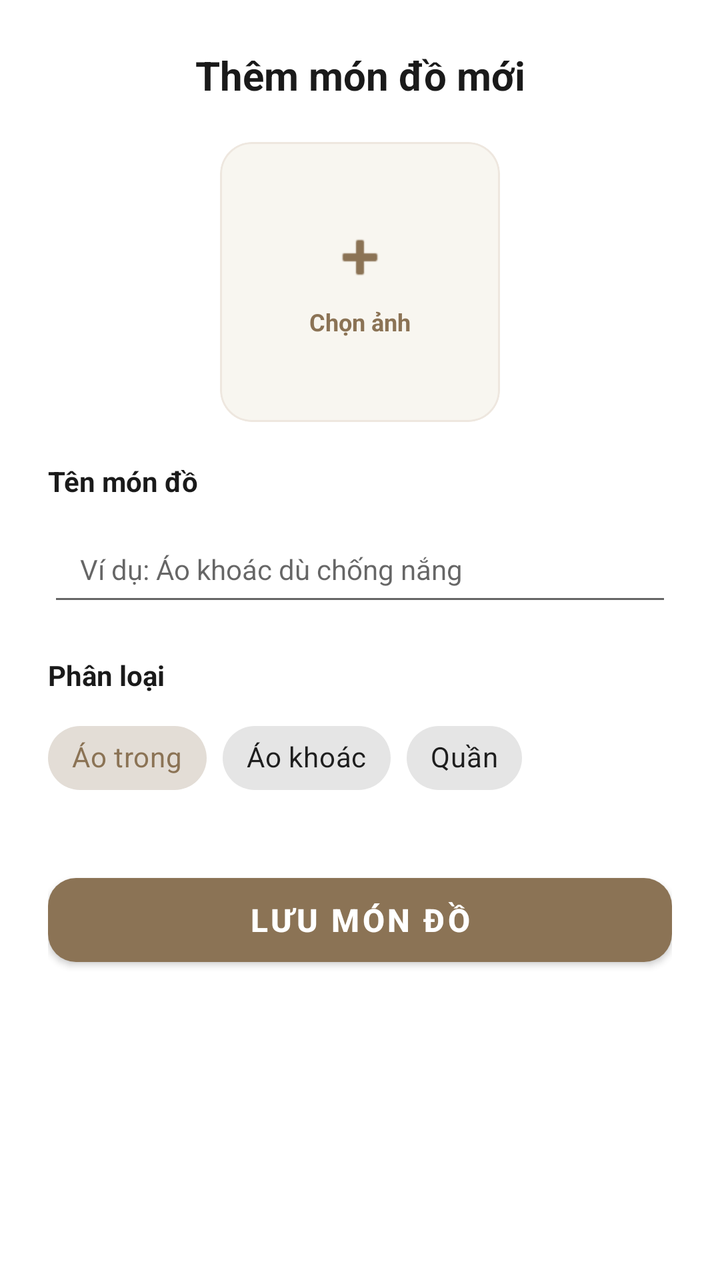
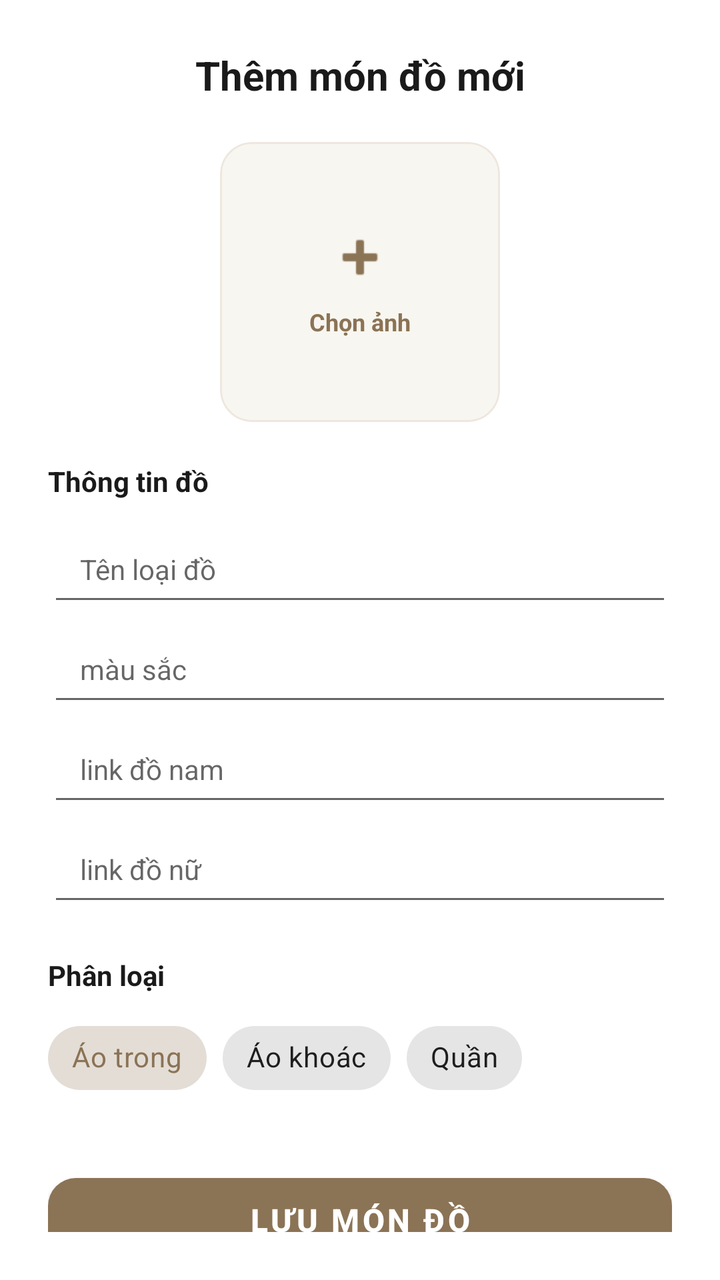

Compare the two renders of this Android layout. The source of the first and the diff that turns it into the second are given below.
<!-- AndroidManifest.xml: application theme Base.Theme.OutfitCoordination -->
<!-- res/layout/layout_add_clothes_bottom_sheet.xml -->
<?xml version="1.0" encoding="utf-8"?>
<LinearLayout xmlns:android="http://schemas.android.com/apk/res/android"
    xmlns:app="http://schemas.android.com/apk/res-auto"
    android:layout_width="match_parent"
    android:layout_height="wrap_content"
    android:background="#FFFFFF"
    android:orientation="vertical"
    android:padding="24dp">

    <TextView
        android:layout_width="match_parent"
        android:layout_height="wrap_content"
        android:text="Thêm món đồ mới"
        android:textColor="#1A1A1A"
        android:textSize="20sp"
        android:textStyle="bold"
        android:gravity="center"
        android:layout_marginBottom="20dp"/>

    <com.google.android.material.card.MaterialCardView
        android:id="@+id/cardSelectImage"
        android:layout_width="140dp"
        android:layout_height="140dp"
        android:layout_gravity="center"
        app:cardBackgroundColor="#F8F6F0"
        app:cardCornerRadius="16dp"
        app:cardElevation="0dp"
        app:strokeColor="#EEE7DF"
        app:strokeWidth="1dp">

        <ImageView
            android:id="@+id/imgPreview"
            android:layout_width="match_parent"
            android:layout_height="match_parent"
            android:scaleType="centerCrop" />

        <LinearLayout
            android:id="@+id/layoutAddIcon"
            android:layout_width="wrap_content"
            android:layout_height="wrap_content"
            android:layout_gravity="center"
            android:gravity="center"
            android:orientation="vertical">

            <ImageView
                android:layout_width="32dp"
                android:layout_height="32dp"
                android:src="@android:drawable/ic_input_add"
                app:tint="#8B7355" />

            <TextView
                android:layout_width="wrap_content"
                android:layout_height="wrap_content"
                android:layout_marginTop="8dp"
                android:text="Chọn ảnh"
                android:textColor="#8B7355"
                android:textSize="12sp"
                android:textStyle="bold" />
        </LinearLayout>
    </com.google.android.material.card.MaterialCardView>

    <TextView
        android:layout_width="wrap_content"
        android:layout_height="wrap_content"
        android:text="Tên món đồ"
        android:textColor="#1A1A1A"
        android:textSize="14sp"
        android:textStyle="bold"
        android:layout_marginTop="20dp"
        android:layout_marginBottom="8dp"/>

    <EditText
        android:id="@+id/edtClothesName"
        android:layout_width="match_parent"
        android:layout_height="50dp"
        android:hint="Ví dụ: Áo khoác dù chống nắng"
        android:paddingHorizontal="16dp"
        android:textSize="14sp" />

    <TextView
        android:layout_width="wrap_content"
        android:layout_height="wrap_content"
        android:text="Phân loại"
        android:textColor="#1A1A1A"
        android:textSize="14sp"
        android:textStyle="bold"
        android:layout_marginTop="20dp"
        android:layout_marginBottom="8dp"/>

    <com.google.android.material.chip.ChipGroup
        android:id="@+id/chipGroupAddType"
        android:layout_width="match_parent"
        android:layout_height="wrap_content"
        app:singleSelection="true">

        <com.google.android.material.chip.Chip
            android:id="@+id/chipAddTop"
            style="@style/Widget.MaterialComponents.Chip.Choice"
            android:layout_width="wrap_content"
            android:layout_height="wrap_content"
            android:checked="true"
            android:text="Áo trong" />

        <com.google.android.material.chip.Chip
            android:id="@+id/chipAddOuter"
            style="@style/Widget.MaterialComponents.Chip.Choice"
            android:layout_width="wrap_content"
            android:layout_height="wrap_content"
            android:text="Áo khoác" />

        <com.google.android.material.chip.Chip
            android:id="@+id/chipAddPants"
            style="@style/Widget.MaterialComponents.Chip.Choice"
            android:layout_width="wrap_content"
            android:layout_height="wrap_content"
            android:text="Quần" />
    </com.google.android.material.chip.ChipGroup>

    <FrameLayout
        android:layout_width="match_parent"
        android:layout_height="wrap_content"
        android:layout_marginTop="30dp">

        <com.google.android.material.button.MaterialButton
            android:id="@+id/btnSaveClothes"
            android:layout_width="match_parent"
            android:layout_height="54dp"
            android:text="Lưu món đồ"
            android:textColor="#FFFFFF"
            android:textSize="16sp"
            android:textStyle="bold"
            app:backgroundTint="#8B7355"
            app:cornerRadius="14dp" />

        <ProgressBar
            android:id="@+id/progressBar"
            android:layout_width="36dp"
            android:layout_height="36dp"
            android:layout_gravity="center"
            android:visibility="gone"
            android:indeterminateTint="#FFFFFF" />
    </FrameLayout>
</LinearLayout>
<!-- resources referenced by this layout -->
<resources>
  <style name="Base.Theme.OutfitCoordination" parent="Theme.MaterialComponents.Light.NoActionBar">
          <item name="colorPrimary">@color/primary_brown</item>
          <item name="colorPrimaryVariant">@color/primary_brown_dark</item>
          <item name="colorOnPrimary">@color/white</item>
          <item name="colorSecondary">@color/primary_brown</item>
          <item name="android:statusBarColor">@color/white</item>
          <item name="android:windowLightStatusBar">true</item>
      </style>
  <color name="primary_brown">#8B7355</color>
  <color name="primary_brown_dark">#6D5A44</color>
  <color name="white">#FFFFFF</color>
</resources>

<!-- the commit's change to res/layout/layout_add_clothes_bottom_sheet.xml (unified diff, before → after) -->
@@ -62,7 +62,7 @@
     <TextView
         android:layout_width="wrap_content"
         android:layout_height="wrap_content"
-        android:text="Tên món đồ"
+        android:text="Thông tin đồ"
         android:textColor="#1A1A1A"
         android:textSize="14sp"
         android:textStyle="bold"
@@ -73,7 +73,28 @@
         android:id="@+id/edtClothesName"
         android:layout_width="match_parent"
         android:layout_height="50dp"
-        android:hint="Ví dụ: Áo khoác dù chống nắng"
+        android:hint="Tên loại đồ"
+        android:paddingHorizontal="16dp"
+        android:textSize="14sp" />
+    <EditText
+        android:id="@+id/edtClothesColor"
+        android:layout_width="match_parent"
+        android:layout_height="50dp"
+        android:hint="màu sắc"
+        android:paddingHorizontal="16dp"
+        android:textSize="14sp" />
+    <EditText
+        android:id="@+id/edtMaleLink"
+        android:layout_width="match_parent"
+        android:layout_height="50dp"
+        android:hint="link đồ nam"
+        android:paddingHorizontal="16dp"
+        android:textSize="14sp" />
+    <EditText
+        android:id="@+id/edtFemaleLink"
+        android:layout_width="match_parent"
+        android:layout_height="50dp"
+        android:hint="link đồ nữ"
         android:paddingHorizontal="16dp"
         android:textSize="14sp" />
 
